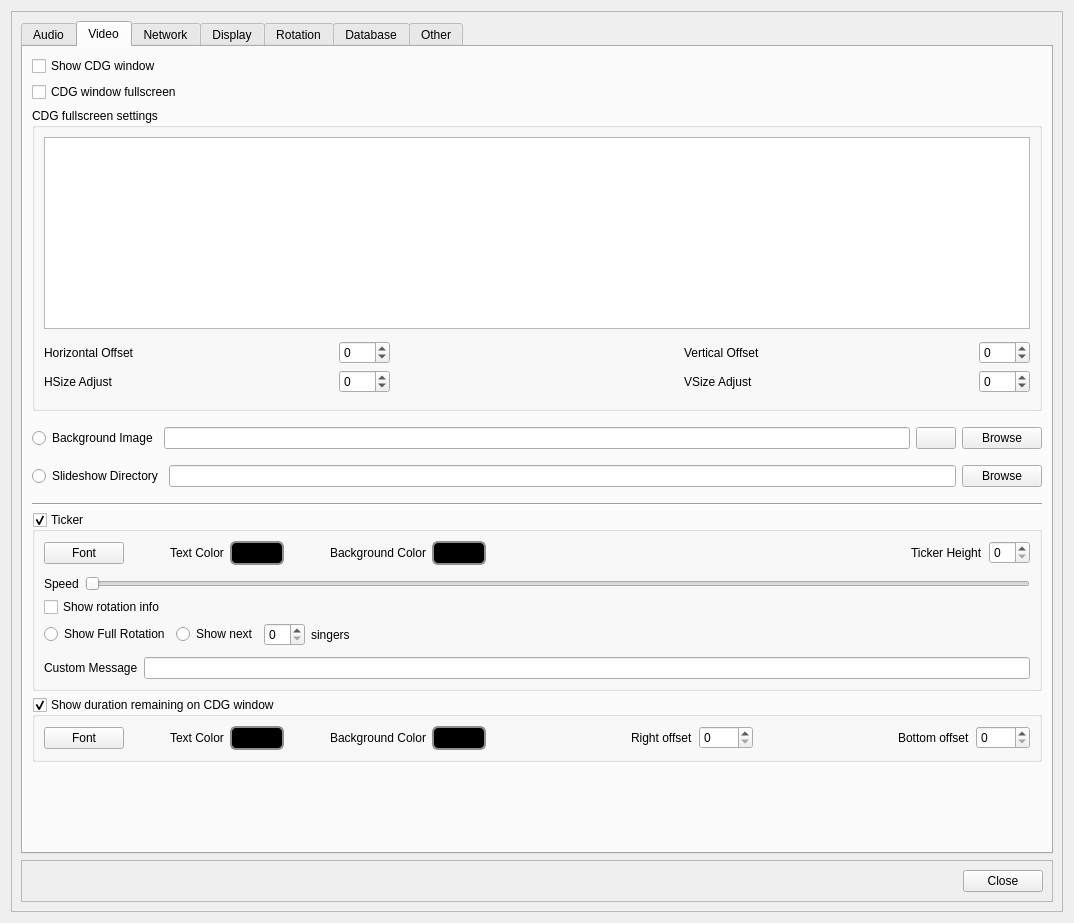
The window that OpenKJ/dlgsettings.ui (OpenKJ/OpenKJ) describes before a commit, drawn with Qt 5.
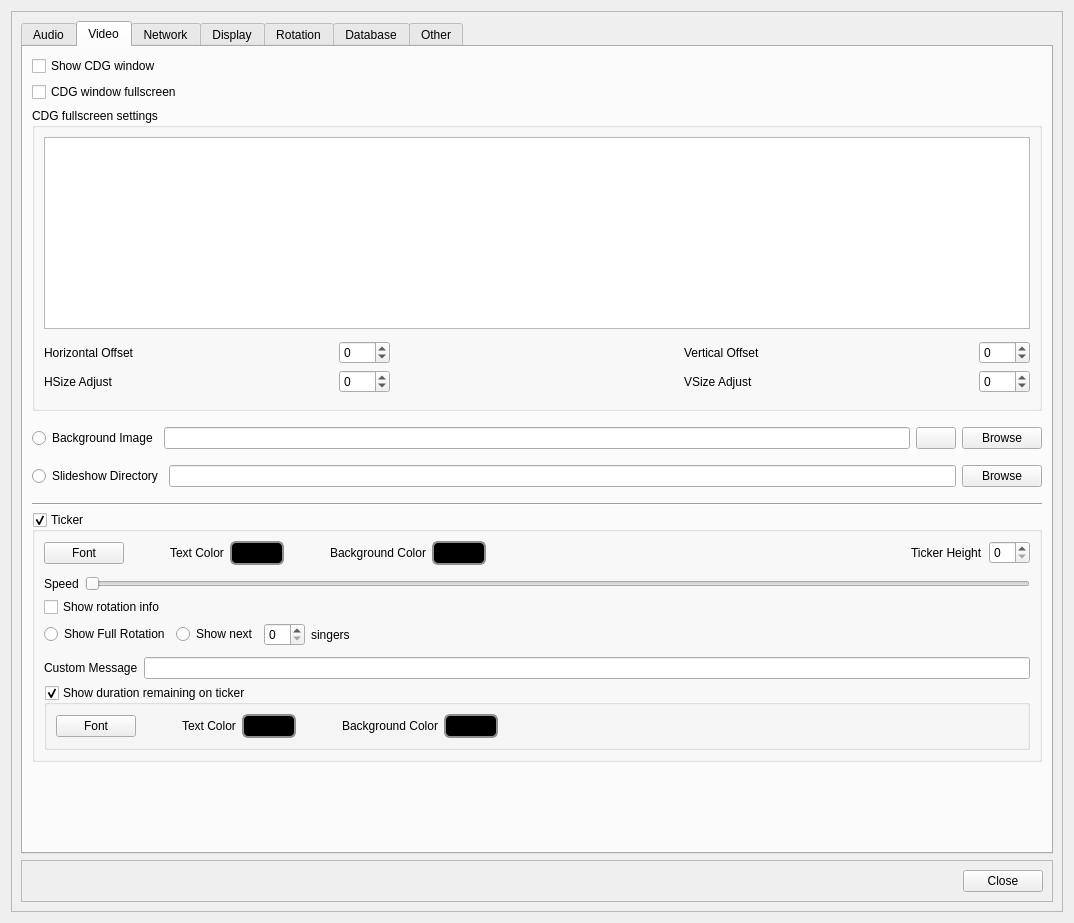
The same window after the commit. Icons and pictures are not drawn.

```diff
--- a/OpenKJ/dlgsettings.ui
+++ b/OpenKJ/dlgsettings.ui
@@ -752,9 +752,6 @@
                  </item>
                 </layout>
                </item>
-              </layout>
-             </widget>
-            </item>
             <item>
              <widget class="QGroupBox" name="groupBoxShowDuration">
               <property name="sizePolicy">
@@ -764,7 +761,7 @@
                </sizepolicy>
               </property>
               <property name="title">
-               <string>Show duration remaining on CDG window</string>
+                  <string>Show duration remaining on ticker</string>
               </property>
               <property name="checkable">
                <bool>true</bool>
@@ -898,45 +895,7 @@
                  </property>
                 </spacer>
                </item>
-               <item>
-                <widget class="QLabel" name="label_34">
-                 <property name="text">
-                  <string>Right offset</string>
-                 </property>
-                </widget>
-               </item>
-               <item>
-                <widget class="QSpinBox" name="spinBoxRemainRtOffset">
-                 <property name="maximum">
-                  <number>9999</number>
-                 </property>
-                </widget>
-               </item>
-               <item>
-                <spacer name="horizontalSpacer_18">
-                 <property name="orientation">
-                  <enum>Qt::Horizontal</enum>
-                 </property>
-                 <property name="sizeHint" stdset="0">
-                  <size>
-                   <width>40</width>
-                   <height>20</height>
-                  </size>
-                 </property>
-                </spacer>
-               </item>
-               <item>
-                <widget class="QLabel" name="label_35">
-                 <property name="text">
-                  <string>Bottom offset</string>
-                 </property>
-                </widget>
-               </item>
-               <item>
-                <widget class="QSpinBox" name="spinBoxRemainBtmOffset">
-                 <property name="maximum">
-                  <number>9999</number>
-                 </property>
+                 </layout>
                 </widget>
                </item>
               </layout>
```
Lines whose indentation alone changed are shown as unchanged.
